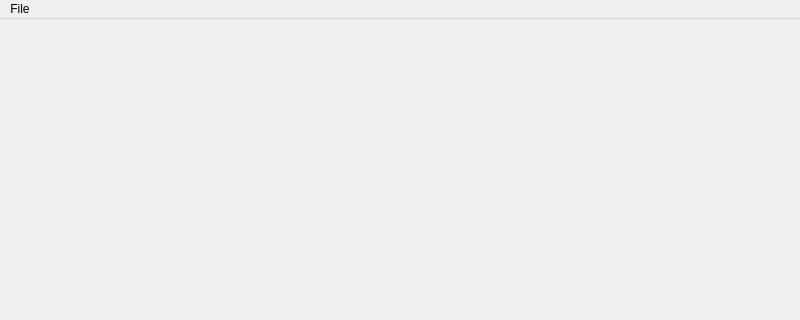
Before: the Qt Designer form mainwindow.ui in anravalli/MapViewer, drawn with Qt 5; both pictures show x 0 to 800 and y 0 to 320 of the 800 by 600 pixel window.
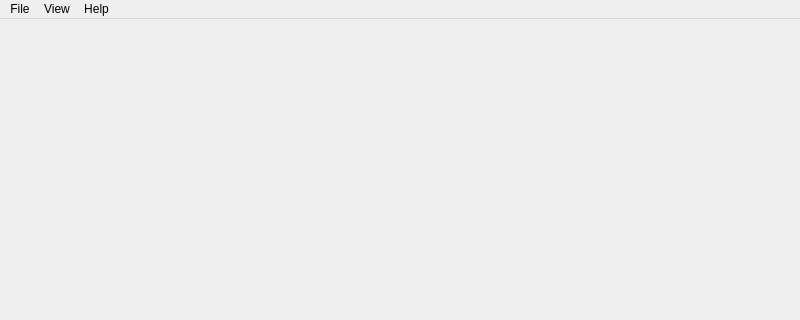
After: the same form once the commit is applied.

Commit message:
Map Matching and UI
- map matching complete (fixed)
- reposition on zoom (in progress)
- ...various UI improvements

Patch:
```diff
--- a/mainwindow.ui
+++ b/mainwindow.ui
@@ -93,8 +93,26 @@
      <string>File</string>
     </property>
     <addaction name="actionLoad_Map"/>
+    <addaction name="actionQuit"/>
+   </widget>
+   <widget class="QMenu" name="menuView">
+    <property name="title">
+     <string>View</string>
+    </property>
+    <addaction name="actionReset"/>
+    <addaction name="actionCenter"/>
+    <addaction name="actionBackground_Color"/>
+    <addaction name="actionStreets_Thickness"/>
+   </widget>
+   <widget class="QMenu" name="menuAbout">
+    <property name="title">
+     <string>Help</string>
+    </property>
+    <addaction name="actionMapViewer"/>
    </widget>
    <addaction name="file_menu"/>
+   <addaction name="menuView"/>
+   <addaction name="menuAbout"/>
   </widget>
   <widget class="QStatusBar" name="statusbar"/>
   <action name="actionLoad_Map">
```
Left out of the diff: 87 changed lines with no effect on the pictures. The commit also changes 6 other files.
